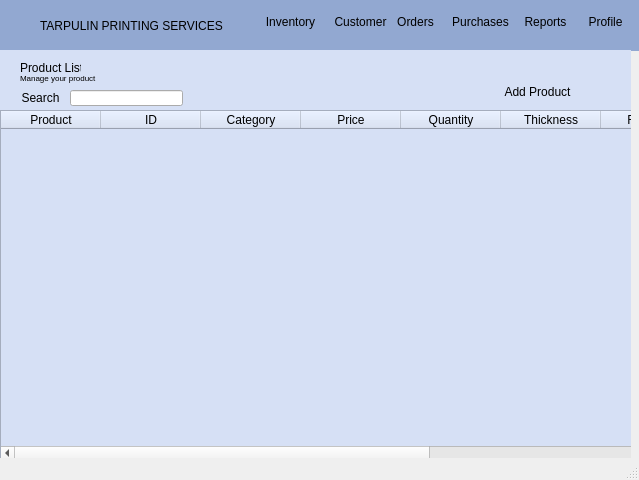
CMacan/MCAV-desktop-app, file Inventory.ui: the form before one commit.
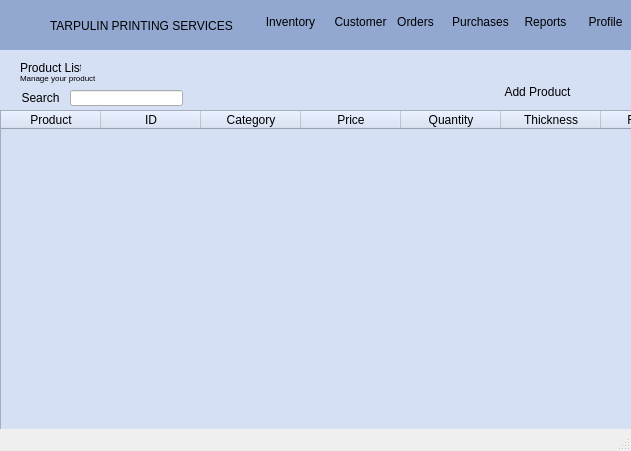
The form after the commit. Icons and pictures are not drawn.

Diff of the .ui file:
```diff
--- a/Inventory.ui
+++ b/Inventory.ui
@@ -6,8 +6,8 @@
    <rect>
     <x>0</x>
     <y>0</y>
-    <width>639</width>
-    <height>480</height>
+    <width>631</width>
+    <height>451</height>
    </rect>
   </property>
   <property name="windowTitle">
@@ -157,8 +157,8 @@
       <rect>
        <x>10</x>
        <y>10</y>
-       <width>21</width>
-       <height>31</height>
+       <width>35</width>
+       <height>35</height>
       </rect>
      </property>
      <property name="text">
@@ -171,7 +171,7 @@
     <widget class="QLabel" name="tarp">
      <property name="geometry">
       <rect>
-       <x>40</x>
+       <x>50</x>
        <y>0</y>
        <width>201</width>
        <height>51</height>
```
Left out of the diff: 5 changed lines with no effect on the pictures.
